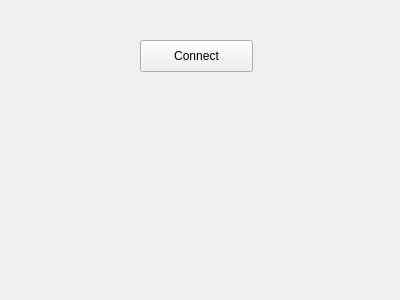
The window that input/maingui.ui (genossefloyd/zynchron) describes before a commit, drawn with Qt 5.
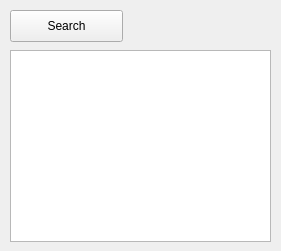
The same window after the commit.

Commit message: btle discovery and connect

```diff
--- a/input/maingui.ui
+++ b/input/maingui.ui
@@ -6,8 +6,8 @@
    <rect>
     <x>0</x>
     <y>0</y>
-    <width>400</width>
-    <height>300</height>
+    <width>281</width>
+    <height>251</height>
    </rect>
   </property>
   <property name="windowTitle">
@@ -16,14 +16,24 @@
   <widget class="QPushButton" name="pushButton">
    <property name="geometry">
     <rect>
-     <x>140</x>
-     <y>40</y>
+     <x>10</x>
+     <y>10</y>
      <width>113</width>
      <height>32</height>
     </rect>
    </property>
    <property name="text">
-    <string>Connect</string>
+    <string>Search</string>
+   </property>
+  </widget>
+  <widget class="QListView" name="deviceList">
+   <property name="geometry">
+    <rect>
+     <x>10</x>
+     <y>50</y>
+     <width>261</width>
+     <height>192</height>
+    </rect>
    </property>
   </widget>
  </widget>
```
The commit also changes 20 other files.
